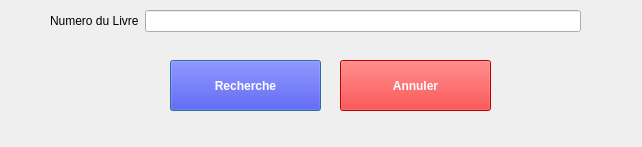
The window that supprimerunlivre.ui (ainafi/gestion-bibliothecaire) describes before a commit, drawn with Qt 5.
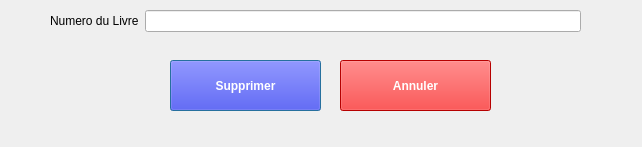
The same window after the commit.

Diff of the .ui file:
```diff
--- a/supprimerunlivre.ui
+++ b/supprimerunlivre.ui
@@ -52,7 +52,7 @@
 }</string>
    </property>
    <property name="text">
-    <string>Recherche</string>
+    <string>Supprimer</string>
    </property>
   </widget>
   <widget class="QPushButton" name="pushButton_2">
```
Left out of the diff: 2 changed lines with no effect on the pictures.
